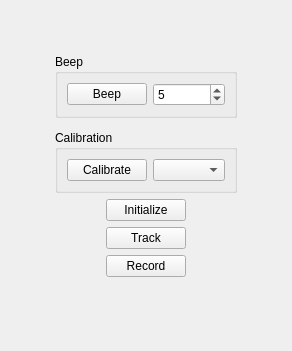
Old version of the form trunk/components/cisstNDISerial/code/mtsNDISerialControllerQtWidget.ui in the repository eetuna/cisst.
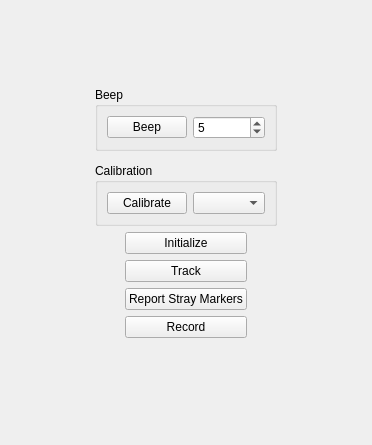
New version of the form.

Commit message: /components/cisstNDISerial: Added a simple functionality to report stray marker positions (markers that are not governed by a tool). Current implementation prints to stdout upon request, but we may easily include this in the tracking loop, if there is need for it. (additional contact: Hao Dang)

Patch:
```diff
--- a/trunk/components/cisstNDISerial/code/mtsNDISerialControllerQtWidget.ui
+++ b/trunk/components/cisstNDISerial/code/mtsNDISerialControllerQtWidget.ui
@@ -6,8 +6,8 @@
    <rect>
     <x>0</x>
     <y>0</y>
-    <width>292</width>
-    <height>351</height>
+    <width>372</width>
+    <height>445</height>
    </rect>
   </property>
   <property name="windowTitle">
@@ -27,7 +27,7 @@
      </property>
     </spacer>
    </item>
-   <item row="1" column="0" rowspan="6">
+   <item row="1" column="0" rowspan="7">
     <spacer name="SpacerLeftTop">
      <property name="orientation">
       <enum>Qt::Horizontal</enum>
@@ -69,7 +69,7 @@
      </layout>
     </widget>
    </item>
-   <item row="1" column="4" rowspan="6">
+   <item row="1" column="4" rowspan="7">
     <spacer name="SpacerRightTop">
      <property name="orientation">
       <enum>Qt::Horizontal</enum>
@@ -114,7 +114,7 @@
      </property>
     </widget>
    </item>
-   <item row="6" column="2">
+   <item row="7" column="2">
     <widget class="QPushButton" name="ButtonRecord">
      <property name="text">
       <string>Record</string>
@@ -124,7 +124,7 @@
      </property>
     </widget>
    </item>
-   <item row="7" column="0">
+   <item row="8" column="0">
     <spacer name="SpacerLeftBottom">
      <property name="orientation">
       <enum>Qt::Horizontal</enum>
@@ -137,10 +137,10 @@
      </property>
     </spacer>
    </item>
-   <item row="7" column="1" colspan="3">
+   <item row="8" column="1" colspan="3">
     <layout class="QVBoxLayout" name="LayoutTools"/>
    </item>
-   <item row="8" column="2">
+   <item row="9" column="2">
     <spacer name="SpacerBottom">
      <property name="orientation">
       <enum>Qt::Vertical</enum>
@@ -153,7 +153,7 @@
      </property>
     </spacer>
    </item>
-   <item row="7" column="4">
+   <item row="8" column="4">
     <spacer name="SpacerRightBottom">
      <property name="orientation">
       <enum>Qt::Horizontal</enum>
@@ -173,6 +173,13 @@
      </property>
     </widget>
    </item>
+   <item row="6" column="2">
+    <widget class="QPushButton" name="ButtonReportStrayMarkers">
+     <property name="text">
+      <string>Report Stray Markers</string>
+     </property>
+    </widget>
+   </item>
   </layout>
  </widget>
  <resources/>
```
The commit also changes 4 other files.
